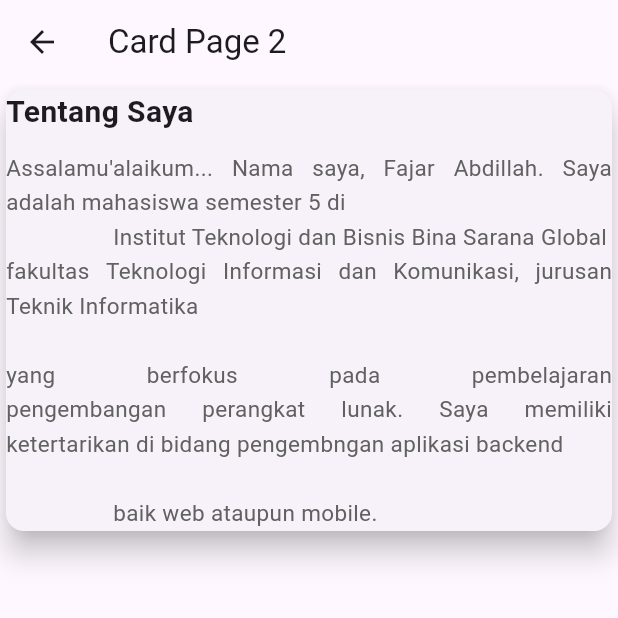
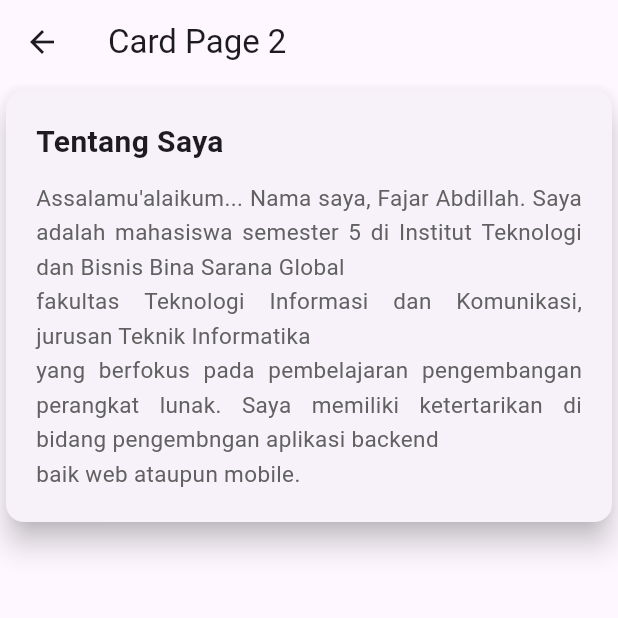
Before and after one commit to AbdillahFajar/belajar_card_flutter, a Flutter app: the CardPage2 screen opened directly, on a phone screen of 412 x 824 dp, the top half of it. Run offline on Flutter 3.47's test engine with Material 3 defaults, Android fonts, the phone set to English and light mode, and no system bars.

Commit message:
bikin padding untuk memberikan jarak di sekitar konten atau isi card-nya

```diff
--- a/lib/pages/card_page_2.dart
+++ b/lib/pages/card_page_2.dart
@@ -14,6 +14,8 @@ class CardPage2 extends StatelessWidget {
         child: Center(
           child: Card(
             elevation: 8,
+            child: Padding(
+              padding: const EdgeInsets.all(20.0),
               child: Column(
                 crossAxisAlignment: CrossAxisAlignment.start,
                 children: [
@@ -26,10 +28,7 @@ class CardPage2 extends StatelessWidget {
                   ),
                   const SizedBox(height: 12),
                   Text(
-                  '''Assalamu\'alaikum... Nama saya, Fajar Abdillah. Saya adalah mahasiswa semester 5 di
-                  Institut Teknologi dan Bisnis Bina Sarana Global\n fakultas Teknologi Informasi dan Komunikasi, jurusan Teknik Informatika \n
-                  yang berfokus pada pembelajaran pengembangan perangkat lunak. Saya memiliki ketertarikan di bidang pengembngan aplikasi backend\n
-                  baik web ataupun mobile.  ''' ,
+                    '''Assalamu\'alaikum... Nama saya, Fajar Abdillah. Saya adalah mahasiswa semester 5 di Institut Teknologi dan Bisnis Bina Sarana Global\nfakultas Teknologi Informasi dan Komunikasi, jurusan Teknik Informatika \nyang berfokus pada pembelajaran pengembangan perangkat lunak. Saya memiliki ketertarikan di bidang pengembngan aplikasi backend\nbaik web ataupun mobile.''' ,
                     style: TextStyle(
                       fontSize: 15,
                       color: Colors.grey[700],
@@ -38,6 +37,7 @@ class CardPage2 extends StatelessWidget {
                     textAlign: TextAlign.justify,
                   )
                 ],
+              ),
             )
           )
         )
```
Lines whose indentation alone changed are shown as unchanged.
